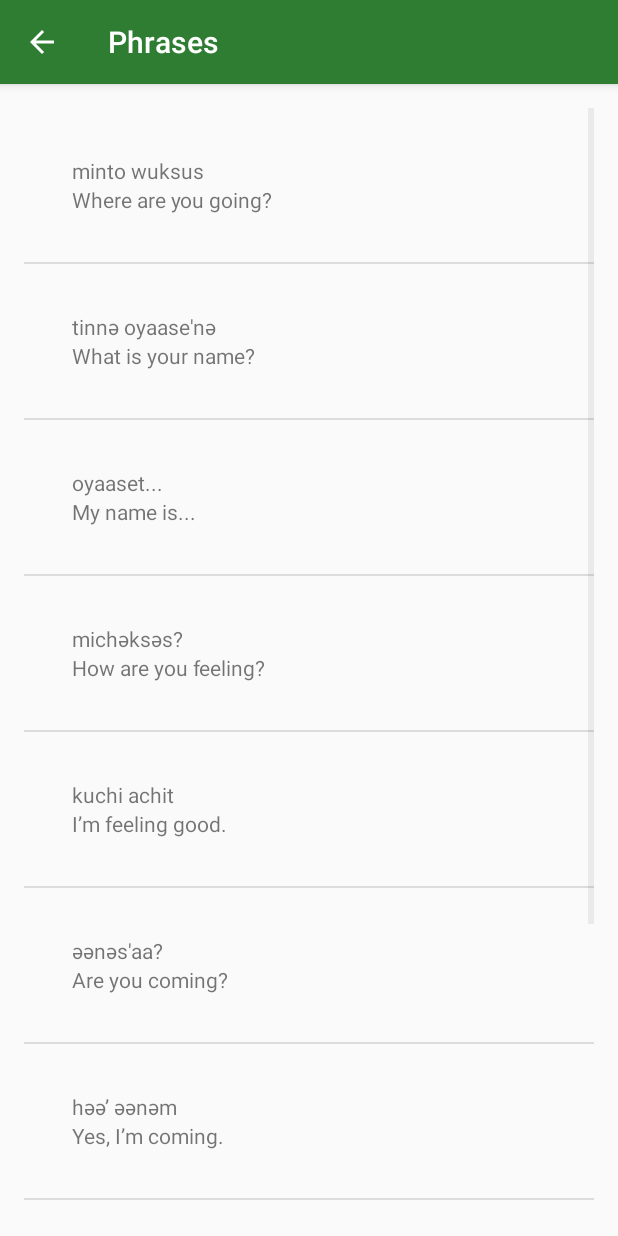
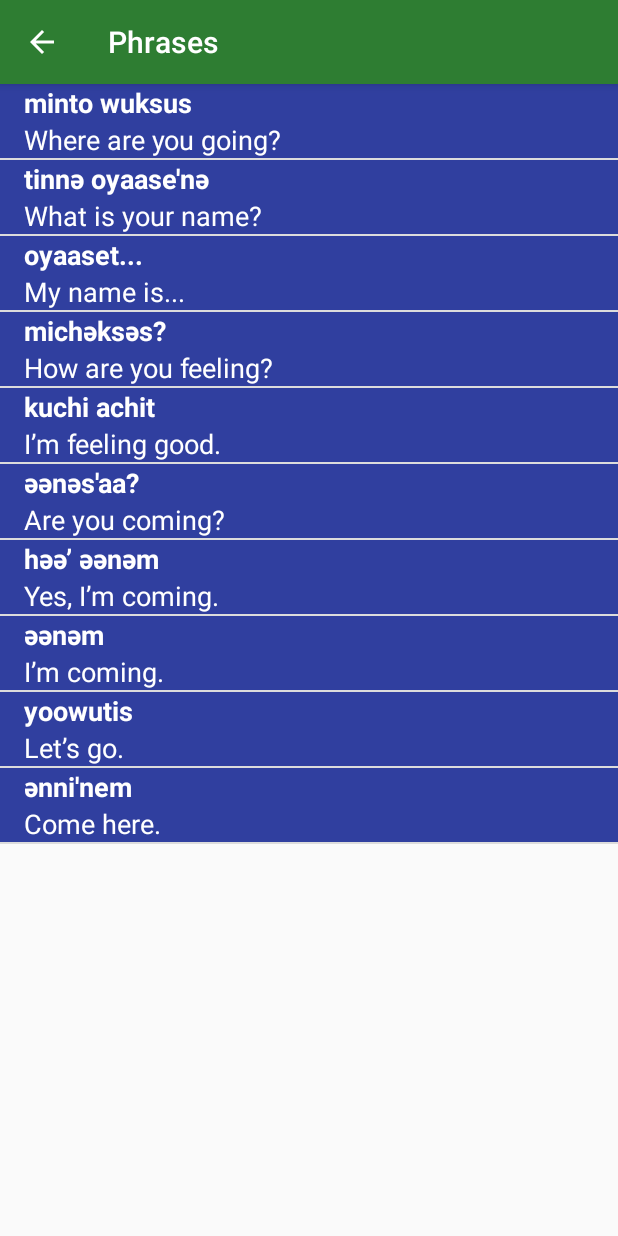
Before and after one commit to toufeeqahamedns/MyFirstProject, an Android app: the PhrasesActivity screen opened directly, with no data from a screen before it, on a phone screen of 412 x 824 dp. Run offline under Robolectric (Android 15) with nearby library versions, the phone set to English and light mode, and no system bars.

Commit message:
Made some Visual polish so that evey activity has its own color

```diff
--- a/app/src/main/java/com/example/toufeeqahamed/myfirstproject/ColorsActivity.java
+++ b/app/src/main/java/com/example/toufeeqahamed/myfirstproject/ColorsActivity.java
@@ -26,7 +26,8 @@ public class ColorsActivity extends AppCompatActivity {
 
         // Create an {@link WordAdapter}, whose data source is a list of {@link Word}s. The
         // adapter knows how to create list items for each item in the list.
-        WordAdapter adapter = new WordAdapter(this, words);
+        WordAdapter adapter = new WordAdapter(this, words, R.color.category_colors);
+
 
         // Find the {@link ListView} object in the view hierarchy of the {@link Activity}.
         // There should be a {@link ListView} with the view ID called list, which is declared in the
--- a/app/src/main/java/com/example/toufeeqahamed/myfirstproject/FamilyActivity.java
+++ b/app/src/main/java/com/example/toufeeqahamed/myfirstproject/FamilyActivity.java
@@ -28,7 +28,7 @@ public class FamilyActivity extends AppCompatActivity {
 
         // Create an {@link WordAdapter}, whose data source is a list of {@link Word}s. The
         // adapter knows how to create list items for each item in the list.
-        WordAdapter adapter = new WordAdapter(this, words);
+        WordAdapter adapter = new WordAdapter(this, words, R.color.category_family);
 
         // Find the {@link ListView} object in the view hierarchy of the {@link Activity}.
         // There should be a {@link ListView} with the view ID called list, which is declared in the
--- a/app/src/main/java/com/example/toufeeqahamed/myfirstproject/NumbersActivity.java
+++ b/app/src/main/java/com/example/toufeeqahamed/myfirstproject/NumbersActivity.java
@@ -29,7 +29,7 @@ public class NumbersActivity extends AppCompatActivity {
 
         // Create an {@link WordAdapter}, whose data source is a list of {@link Word}s. The
         // adapter knows how to create list items for each item in the list.
-        WordAdapter adapter = new WordAdapter(this, words);
+        WordAdapter adapter = new WordAdapter(this, words, R.color.category_numbers);
 
         // Find the {@link ListView} object in the view hierarchy of the {@link Activity}.
         // There should be a {@link ListView} with the view ID called list, which is declared in the
--- a/app/src/main/java/com/example/toufeeqahamed/myfirstproject/PhrasesActivity.java
+++ b/app/src/main/java/com/example/toufeeqahamed/myfirstproject/PhrasesActivity.java
@@ -27,7 +27,7 @@ public class PhrasesActivity extends AppCompatActivity {
 
         // Create an {@link WordAdapter}, whose data source is a list of {@link Word}s. The
         // adapter knows how to create list items for each item in the list.
-        WordAdapter adapter = new WordAdapter(this, words);
+        WordAdapter adapter = new WordAdapter(this, words, R.color.category_phrases);
 
         // Find the {@link ListView} object in the view hierarchy of the {@link Activity}.
         // There should be a {@link ListView} with the view ID called list, which is declared in the
--- a/app/src/main/java/com/example/toufeeqahamed/myfirstproject/WordAdapter.java
+++ b/app/src/main/java/com/example/toufeeqahamed/myfirstproject/WordAdapter.java
@@ -1,20 +1,32 @@
 package com.example.toufeeqahamed.myfirstproject;
 
 import android.content.Context;
+import android.support.v4.content.ContextCompat;
 import android.view.LayoutInflater;
 import android.view.View;
 import android.view.ViewGroup;
 import android.widget.ArrayAdapter;
+import android.widget.ImageView;
 import android.widget.TextView;
-import android.widget.ImageView;
 
 import java.util.ArrayList;
 
 public class WordAdapter extends ArrayAdapter<Word> {
-    public WordAdapter(Context context, ArrayList<Word> words) {
+
+    /** Resource ID for the background color for this list of words */
+    private int mColorResourceId;
+
+    /**
+     * Create a new {@link WordAdapter} object.
+     *
+     * @param context is the current context (i.e. Activity) that the adapter is being created in.
+     * @param words is the list of {@link Word}s to be displayed.
+     * @param colorResourceId is the resource ID for the background color for this list of words
+     */
+    public WordAdapter(Context context, ArrayList<Word> words, int colorResourceId) {
         super(context, 0, words);
+        mColorResourceId = colorResourceId;
     }
-
     @Override
     public View getView(int position, View convertView, ViewGroup parent) {
 
@@ -52,6 +64,13 @@ public class WordAdapter extends ArrayAdapter<Word> {
             imageView.setVisibility(View.GONE);
         }
 
+        // Set the theme color for the list item
+        View textContainer = listView.findViewById(R.id.text_container);
+        // Find the color that the resource ID maps to
+        int color = ContextCompat.getColor(getContext(), mColorResourceId);
+        // Set the background color of the text container View
+        textContainer.setBackgroundColor(color);
+
         // Return the whole list item layout (containing 2 TextViews) so that it can be shown in
         // the ListView.
         return listView;
--- a/app/src/main/res/layout/list_view.xml
+++ b/app/src/main/res/layout/list_view.xml
@@ -5,8 +5,7 @@
     xmlns:tools="http://schemas.android.com/tools"
     android:orientation="horizontal"
     android:layout_width="match_parent"
-    android:layout_height="match_parent"
-    android:padding="16dp">
+    android:layout_height="match_parent">
 
     <ImageView
         android:layout_width="wrap_content"
@@ -14,20 +13,30 @@
         android:id="@+id/image"
         android:src="@mipmap/ic_launcher"/>
     <LinearLayout
+        android:id="@+id/text_container"
         android:layout_width="match_parent"
         android:layout_height="match_parent"
         android:orientation="vertical"
-        android:padding="16dp">
+        android:paddingLeft="16dp">
         <TextView
             android:id="@+id/miwok_text_view"
             android:layout_width="match_parent"
-        android:layout_height="wrap_content"
+            android:layout_height="0dp"
+            android:layout_weight="1"
+            android:gravity="bottom"
+            android:textAppearance="?android:textAppearanceMedium"
+            android:textColor="@android:color/white"
+            android:textStyle="bold"
             tools:text="lutti" />
 
         <TextView
             android:id="@+id/default_text_view"
             android:layout_width="match_parent"
-        android:layout_height="wrap_content"
+            android:layout_height="0dp"
+            android:layout_weight="1"
+            android:gravity="top"
+            android:textAppearance="?android:textAppearanceMedium"
+            android:textColor="@android:color/white"
             tools:text="one" />
     </LinearLayout>
 </LinearLayout>
--- a/app/src/main/res/layout/word_list.xml
+++ b/app/src/main/res/layout/word_list.xml
@@ -4,10 +4,6 @@
     android:id="@+id/list"
     android:orientation="vertical"
     android:layout_width="match_parent"
-    android:layout_height="match_parent"
-    android:paddingBottom="@dimen/activity_vertical_margin"
-    android:paddingTop="@dimen/activity_vertical_margin"
-    android:paddingLeft="@dimen/activity_horizontal_margin"
-    android:paddingRight="@dimen/activity_horizontal_margin">
+    android:layout_height="match_parent">
 
 </ListView>
```
Lines whose indentation alone changed are shown as unchanged.
